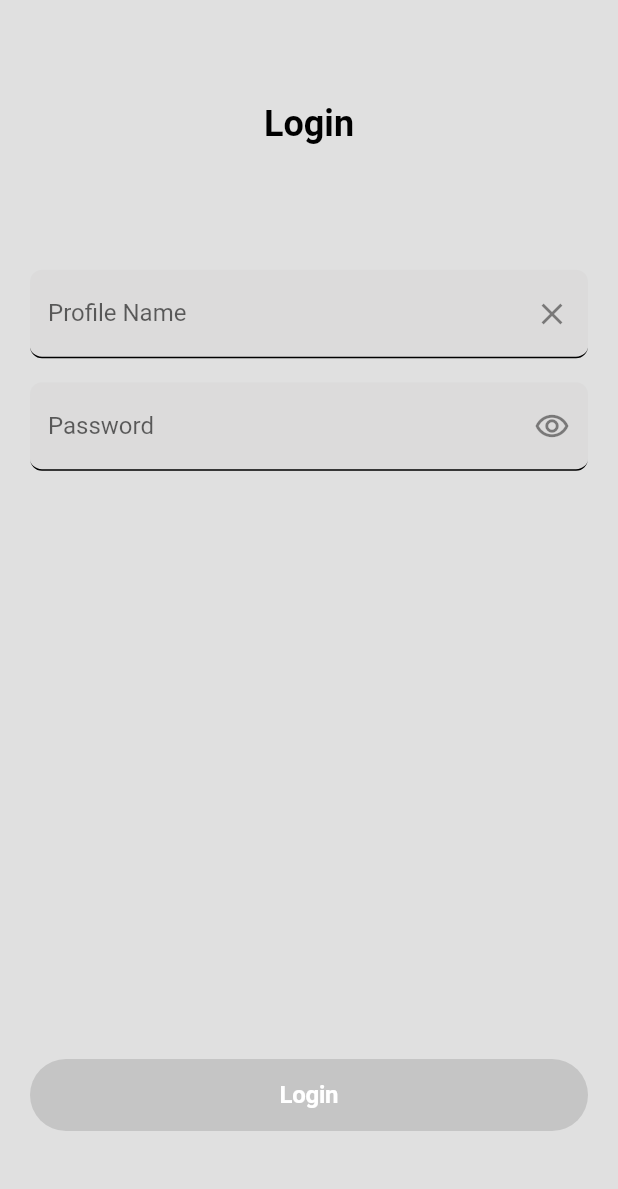
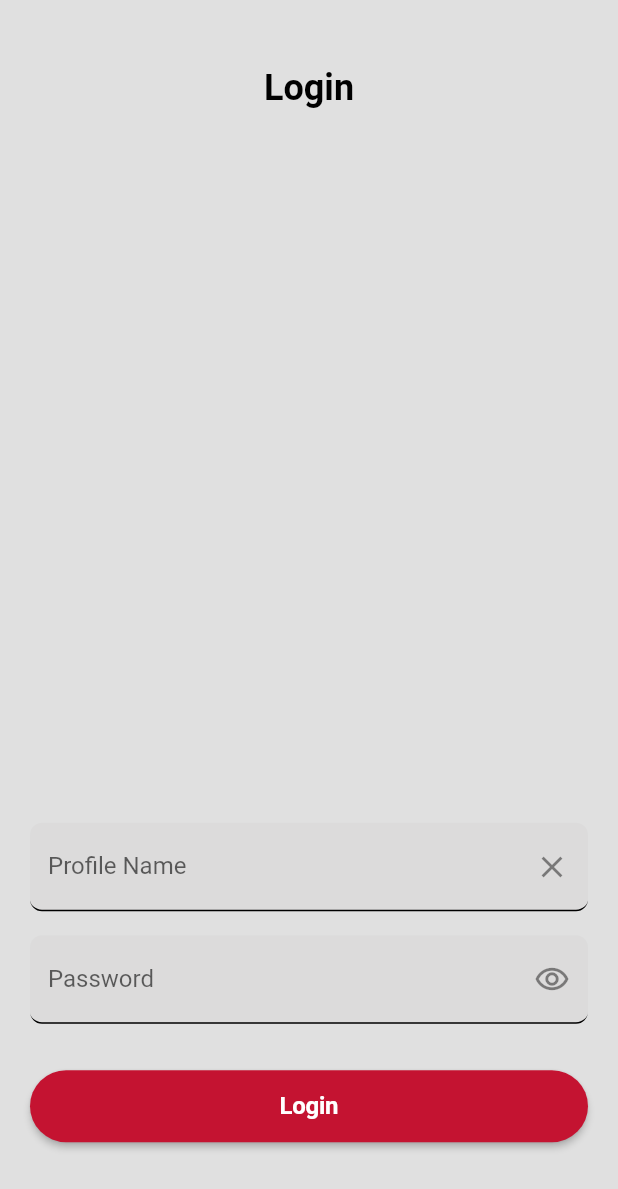
Before and after one commit to Isaac-k7/services, a Flutter app: the screen it shows after launch, after a tap on "Login", on a phone screen of 412 x 824 dp. Shown: the top 1189 px of the screen. Run offline on Flutter 3.47's test engine with Material 2 defaults, Android fonts, the phone set to English and light mode, and no system bars; our stand-ins replace bloc, equatable, firebase_core, flutter_bloc, flutter_dotenv, flutter_secure_storage and 3 more; accounts and stored records are empty; generated files the repository leaves out were written again; Roboto replaces fonts that are missing (Rubik).

Commit message:
user authentication

```diff
--- a/lib/blocs/authentication/authentication_event.dart
+++ b/lib/blocs/authentication/authentication_event.dart
@@ -11,12 +11,13 @@ abstract class AuthenticationEvent extends Equatable {
 
 class  AuthenticationEventAppStarted extends AuthenticationEvent{}
 class  AuthenticationEventLoggedIn extends AuthenticationEvent{
-  final String phone;
+  final String userName;
+  final String password;
 
-  const AuthenticationEventLoggedIn(this.phone);
+  const AuthenticationEventLoggedIn({required this.userName, required this.password });
 
   @override
-  List<Object> get props => [phone];
+  List<Object> get props => [userName];
 }
 class  AuthenticationEventLoggedOut extends AuthenticationEvent{}
 class  AuthenticationEventLoggedWithFacebook extends AuthenticationEvent{}
--- a/lib/blocs/authentication/authentication_state.dart
+++ b/lib/blocs/authentication/authentication_state.dart
@@ -18,19 +18,7 @@ class AuthenticationStateAuthenticated extends AuthenticationState {
   List<Object> get props => [user];
 }
 
-class AuthenticationStateLoading extends AuthenticationState {
-  final AuthenticationProvider? provider;
-
-  const AuthenticationStateLoading({this.provider});
-
-  @override
-  List<Object> get props => [provider?.toString() ?? ''];
-
-  @override
-  String toString() => provider?.toString() ?? '';
-}
-
-class AuthenticationStateAuthencated extends AuthenticationState {}
+class AuthenticationStateLoading extends AuthenticationState {}
 
 class AuthenticationStateUnauthenticated extends AuthenticationState {
   final String? errorMessage;
--- a/lib/l10n/app_en.arb
+++ b/lib/l10n/app_en.arb
@@ -31,5 +31,7 @@
     "userName": "Profile Name",
     "firstName": "Fist name",
     "lastName": "Last Name",
-    "password": "Password"
+    "password": "Password",
+    "userLogedInsuccessfully": "User logend succesfully"
+
 }
--- a/lib/l10n/app_fr.arb
+++ b/lib/l10n/app_fr.arb
@@ -11,7 +11,8 @@
     "userName": "Nom de profil",
     "firstName": "Prénoms",
     "lastName": "Nom",
-    "password": "Mot de passe"
+    "password": "Mot de passe",
+    "userLogedInsuccessfully": "Utilisateur authentifié"
 
 
 }
--- a/lib/main.dart
+++ b/lib/main.dart
@@ -2,8 +2,14 @@ import 'package:achilleservice/blocs/bloc.dart';
 import 'package:achilleservice/oberver.dart';
 import 'package:achilleservice/repositories/repositories.dart';
 import 'package:achilleservice/screens/screens.dart';
+import 'package:achilleservice/services/api/api.dart';
+import 'package:achilleservice/utils/timeago.dart';
 import 'package:flutter/material.dart';
 import 'package:flutter_bloc/flutter_bloc.dart';
+import 'package:flutter_dotenv/flutter_dotenv.dart';
+import 'package:flutter_secure_storage/flutter_secure_storage.dart';
+import 'package:hive_flutter/hive_flutter.dart';
+import 'package:shared_preferences/shared_preferences.dart';
 import 'config/theme/theme.dart';
 import 'screens/welcome/cubit/config_cubit.dart';
 import 'package:achilleservice/utils/utils.dart';
@@ -13,13 +19,34 @@ import 'firebase_options.dart';
 
 void main() async {
   WidgetsFlutterBinding.ensureInitialized();
+  Bloc.observer = MyBlocObserver();
+  await  initAppRequirements();
+  runApp(const ServiceApp());
+}
+
+Future<void> initAppRequirements() async {
+  await dotenv.load(fileName: "lib/env/.env");
+  await clearSecureStorageOnReinstall();
+  await initHive();
+  initTimeago();
+  Api.initialize();
   await Firebase.initializeApp(
     options: DefaultFirebaseOptions.currentPlatform,
   );
+}
 
-  Bloc.observer = MyBlocObserver();
+Future<void> initHive() async {
+  await Hive.initFlutter();
+}
 
-  runApp(const ServiceApp());
+Future<void> clearSecureStorageOnReinstall() async {
+  String key = 'hasRunBefore';
+  SharedPreferences prefs = await SharedPreferences.getInstance();
+  if (prefs.getBool(key) == null) {
+    FlutterSecureStorage storage = const FlutterSecureStorage();
+    await storage.deleteAll();
+    prefs.setBool(key, true);
+  }
 }
 
 class ServiceApp extends StatelessWidget {
--- a/lib/oberver.dart
+++ b/lib/oberver.dart
@@ -5,7 +5,8 @@ class MyBlocObserver extends BlocObserver {
   @override
   void onChange(BlocBase bloc, Change change) {
     super.onChange(bloc, change);
-    if(bloc is Bloc)print(change.toString());
+    // ignore: avoid_print
+    if(bloc is Bloc)print (change.toString());
   }
 
 
--- a/lib/repositories/authentication/base_authentication_repository.dart
+++ b/lib/repositories/authentication/base_authentication_repository.dart
@@ -12,7 +12,8 @@ abstract class BaseAuthenticationRepository {
   AuthenticationProvider? provider;
 
   Future<String?> logIn(
-    String phone,
+    String userName,
+    String password,
   );
   Future<bool> isSignedIn();
   Future<User?> getUser();
--- a/lib/screens/authentication/login/widgets/body.dart
+++ b/lib/screens/authentication/login/widgets/body.dart
@@ -28,9 +28,15 @@ class Body extends StatelessWidget {
               ),
             ),
           ),
-           const Expanded(
-            flex: 4,
-            child:  Padding(
+          const Expanded(
+            flex: 3,
+            child: SizedBox(
+            ),
+          ),
+
+          const Expanded(
+            flex: 3,
+            child: Padding(
               padding: EdgeInsets.symmetric(horizontal: 20),
               child: FormRegister(),
             ),
--- a/lib/screens/authentication/login/widgets/form.dart
+++ b/lib/screens/authentication/login/widgets/form.dart
@@ -1,6 +1,7 @@
 import 'package:achilleservice/blocs/bloc.dart';
 import 'package:achilleservice/config/constants.dart';
 import 'package:achilleservice/cubits/cubit/show_password_cubit.dart';
+import 'package:flutter/cupertino.dart';
 import 'package:flutter/material.dart';
 import 'package:achilleservice/widgets/widgets.dart';
 import 'package:flutter_bloc/flutter_bloc.dart';
@@ -20,9 +21,20 @@ class FormRegister extends StatelessWidget {
     TextEditingController userName = TextEditingController();
     TextEditingController password = TextEditingController();
 
-    return Form(
+    return BlocListener<AuthenticationBloc, AuthenticationState>(
+      listener: (context, state) {
+        if(state is AuthenticationStateUnauthenticated){
+          showGenericSnackbar(context, message: state.errorMessage??'', backgroundColor: CupertinoColors.destructiveRed);
+        }
+        if(state is AuthenticationStateAuthenticated){
+          showGenericSnackbar(context, message: t.userLogedInsuccessfully , backgroundColor: CupertinoColors.activeGreen);
+
+        }
+      },
+      child: Form(
             key: _formKeyRegister,
             child: Column(
+
               mainAxisAlignment: MainAxisAlignment.spaceAround,
               mainAxisSize: MainAxisSize.max,
               children: [
@@ -68,22 +80,17 @@ class FormRegister extends StatelessWidget {
                         );
                       },
                     ),
-                const SizedBox(height: 40),
-              ],
-            ),
-            Expanded(
-              child: Align(
-                alignment: Alignment.bottomCenter,
-                child: Padding(
-                  padding: const EdgeInsets.only(bottom: 70),
+                    Padding(
+                      padding: const EdgeInsets.only(top: 30, bottom: 0),
+                      child: BlocBuilder<LoginCubit, LoginState>(
+                              builder: (context, loginState) {
+
+                          return SizedBox(
                             child: BlocBuilder<AuthenticationBloc, AuthenticationState>(
                         builder: (context, authState) {
-                      return SizedBox(
-                        child: BlocBuilder<LoginCubit, LoginState>(
-                          builder: (context, loginState) {
                                 return CustomElevatedButton(
-                              disabled:
-                                  (loginState.phone == '' || loginState.password == ''),
+                                  // disabled:
+                                  //     (loginState.phone == '' || loginState.password == ''),
                                   loading: authState is AuthenticationStateLoading,
                                   color: AppTheme.colorScheme.secondary,
                                   backgroundColor: AppTheme.colorScheme.primary,
@@ -93,7 +100,9 @@ class FormRegister extends StatelessWidget {
                                           color: Colors.white)),
                                   onPressed: () {
                                     if (_formKeyRegister.currentState!
-                                    .validate()) {}
+                                        .validate()) {
+                                          context.read<AuthenticationBloc>().add(AuthenticationEventLoggedIn(userName: userName.text, password:password.text));
+                                        }
                                   },
                                 );
                               },
@@ -102,9 +111,11 @@ class FormRegister extends StatelessWidget {
                         },
                       ),
                     ),
+                  ],
                 ),
-            ),
+
               ],
-        ));
+            )),
+    );
   }
 }
--- a/lib/screens/authentication/register/widgets/form.dart
+++ b/lib/screens/authentication/register/widgets/form.dart
@@ -1,7 +1,6 @@
 import 'package:achilleservice/blocs/bloc.dart';
 import 'package:achilleservice/config/constants.dart';
 import 'package:achilleservice/cubits/cubit/show_password_cubit.dart';
-import 'package:achilleservice/repositories/repositories.dart';
 import 'package:flutter/material.dart';
 import 'package:achilleservice/widgets/widgets.dart';
 import 'package:flutter_bloc/flutter_bloc.dart';
@@ -122,7 +121,7 @@ class FormRegister extends StatelessWidget {
                                   registerState.firstName == '' ||
                                   registerState.password == '' ||
                                   registerState.lastName == ''),
-                              loading: authState is AuthenticationStateLoading && authState.provider == AuthenticationProvider.service,
+                              loading: authState is AuthenticationStateLoading,
                               color: AppTheme.colorScheme.secondary,
                               backgroundColor: AppTheme.colorScheme.primary,
                               label: Text(t.register,
--- a/lib/services/api/api.dart
+++ b/lib/services/api/api.dart
@@ -1,5 +1,7 @@
 import 'dart:async';
-import 'package:flutter_config/flutter_config.dart';
+// import 'package:flutter_config/flutter_config.dart';
+import 'package:flutter_dotenv/flutter_dotenv.dart';
+
 import 'package:http/http.dart' as http;
 import 'dart:convert';
 
@@ -10,16 +12,14 @@ export 'api_success.dart';
 export 'api_response.dart';
 
 class Api {
+
   static http.Client? _client;
-
   static final Uri _url = Uri.parse(
-    (FlutterConfig.get('API_URL') ?? '').replaceAll(RegExp(r'/$'), ''),
+    (dotenv.env['API_URL'] ?? '').replaceAll(RegExp(r'/$'), ''),
   );
 
   static final Map<String, dynamic> _headers = {
-    'content-type': 'application/json',
-    'x-requested-with': 'XMLHttpRequest',
-    'Accept-Language': 'en',
+    'Content-Type': 'application/json; charset=UTF-8'
   };
 
   static void initialize({http.Client? client}) {
@@ -56,6 +56,7 @@ class Api {
       Uri(
         scheme: _url.scheme,
         host: _url.host,
+        port: _url.port,
         path: '${_url.path}/$endpoint',
         queryParameters: queryParameters,
       ),
@@ -96,6 +97,7 @@ class Api {
       Uri(
         scheme: _url.scheme,
         host: _url.host,
+        port: _url.port,
         path: '${_url.path}/$endpoint',
       ),
 
--- a/lib/services/api/api_success.dart
+++ b/lib/services/api/api_success.dart
@@ -9,7 +9,7 @@ class ApiSuccess<T> extends ApiResponse {
   ApiSuccess(http.Response response) : super(response.statusCode) {
     String body = response.body;
     var parsedJson = json.decode(body);
-    _data = parsedJson['data'];
+    _data = parsedJson;
   }
 
   T get data => _data;
--- /dev/null
+++ b/lib/utils/timeago.dart
@@ -0,0 +1,19 @@
+import 'dart:ui';
+
+import 'package:timeago/timeago.dart' as timeago;
+
+void initTimeago() {
+  timeago.setLocaleMessages('en', timeago.EnMessages());
+  timeago.setLocaleMessages('en_short', timeago.EnShortMessages());
+  timeago.setLocaleMessages('fr', timeago.FrMessages());
+  timeago.setLocaleMessages('fr_short', timeago.FrShortMessages());
+
+  timeago.setDefaultLocale('en');
+}
+
+String formatTimeago(
+  DateTime dateTime, {
+  Locale? locale,
+}) {
+  return timeago.format(dateTime, locale: locale?.languageCode);
+}
```
Also changed, not shown: lib/blocs/authentication/authentication_bloc.dart (+7 -10 lines), lib/config/constants.dart (+25 -0 lines), lib/repositories/authentication/authentication_repository.dart (+10 -8 lines), pubspec.yaml (+7 -1 lines), pubspec.lock, 3 other files. Lines whose indentation alone changed are shown as unchanged.
